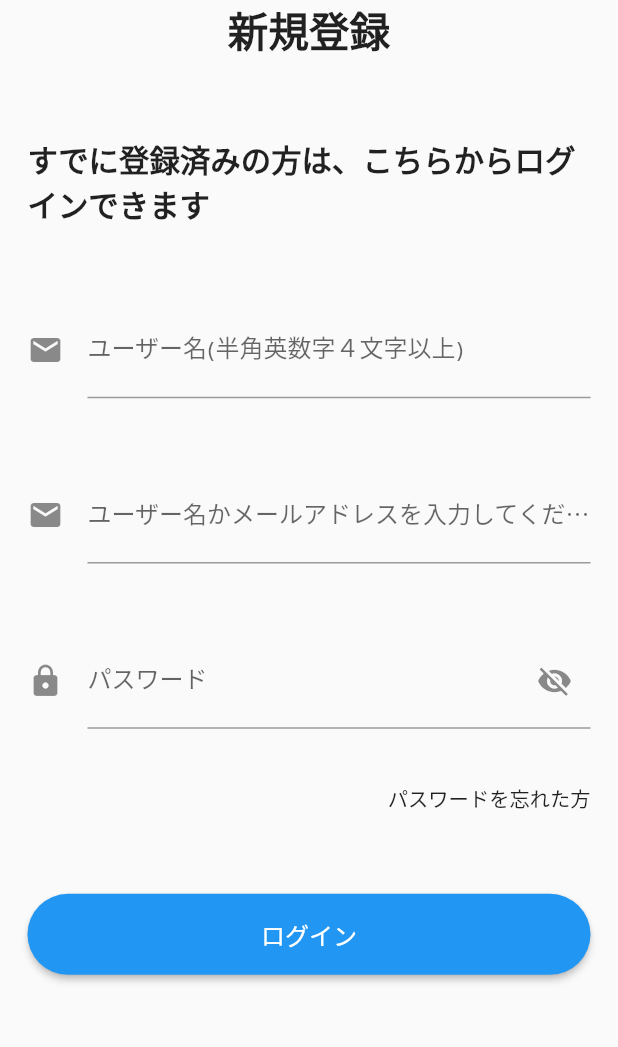
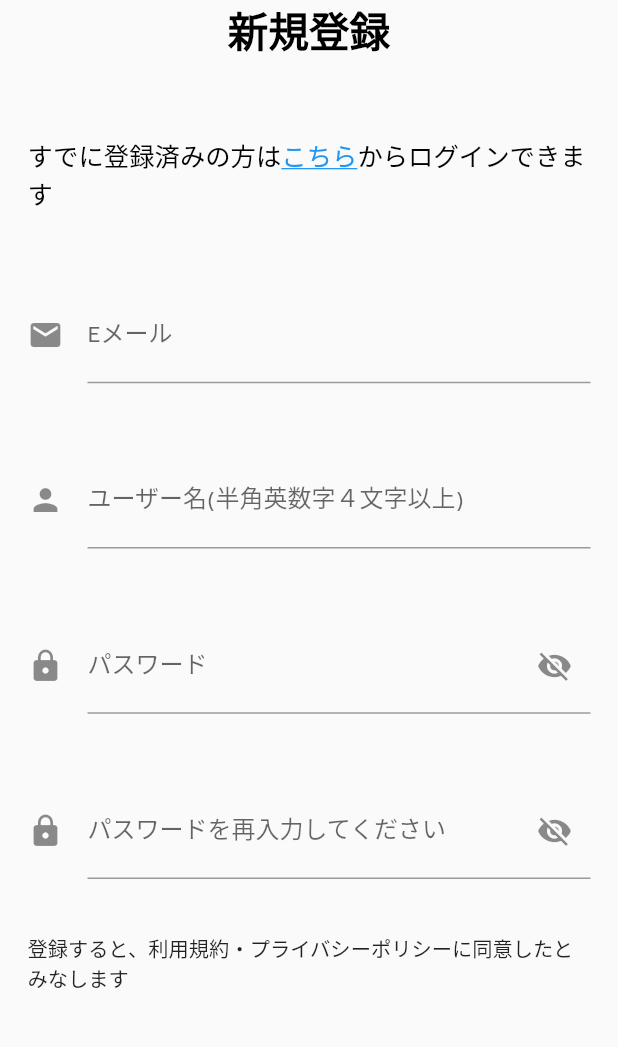
Before and after one commit to dreamDeveloper1203/degime_app, a Flutter app: the RegisterScreen screen opened directly, on a phone screen of 412 x 824 dp, the part 180-1227 px from its top. Run offline on Flutter 3.47's test engine with Material 2 defaults, Android fonts, the phone set to English and light mode, and no system bars; our stand-ins replace dio, flutter_riverpod, flutter_screenutil, fluttertoast, go_router, shared_preferences and 1 more; accounts and stored records are empty.

Commit message:
complete register

```diff
--- a/lib/src/constants/app_styles.dart
+++ b/lib/src/constants/app_styles.dart
@@ -2,16 +2,24 @@ import 'package:flutter/material.dart';
 import 'package:flutter_screenutil/flutter_screenutil.dart';
 
 const Color ColorPrimaryBlack = Color(0x0000000);
+const Color ColorBlue = Colors.blue;
 
 // Main Title Text
 final TitleTextStyle = TextStyle(
     fontFamily: 'FamiljenGrotesk',
     fontWeight: FontWeight.bold,
-    fontSize: 70.sp,
-    color: ColorPrimaryBlack);
+    fontSize: 70.sp);
 
-final MainTilte = TextStyle(fontWeight: FontWeight.w800, fontSize: 80.sp);
+final MainTitle = TextStyle(
+    fontWeight: FontWeight.w800, fontSize: 80.sp, color: Colors.black);
 
-final NormalText = TextStyle(fontWeight: FontWeight.w600, fontSize: 60.sp);
+final NormalText = TextStyle(
+    fontWeight: FontWeight.w400, fontSize: 50.sp, color: Colors.black);
+
+final NormalLinkText = TextStyle(
+    fontWeight: FontWeight.w400,
+    fontSize: 50.sp,
+    color: ColorBlue,
+    decoration: TextDecoration.underline);
 
 final SmallText = TextStyle(fontWeight: FontWeight.w400, fontSize: 40.sp);
--- a/lib/src/features/auth/register_screen.dart
+++ b/lib/src/features/auth/register_screen.dart
@@ -1,3 +1,5 @@
+import 'package:degime_app/src/features/auth/login_screen.dart';
+import 'package:flutter/gestures.dart';
 import 'package:flutter/material.dart';
 
 import 'package:flutter_riverpod/flutter_riverpod.dart';
@@ -10,8 +12,6 @@ import 'package:degime_app/src/routing/app_router.dart';
 import 'package:degime_app/src/constants/app_styles.dart';
 import 'package:degime_app/src/utils/dialogs.dart';
 
-import 'package:degime_app/src/features/home/home_screen.dart';
-
 class RegisterScreen extends ConsumerStatefulWidget {
   const RegisterScreen({Key? key}) : super(key: key);
 
@@ -22,32 +22,38 @@ class RegisterScreen extends ConsumerStatefulWidget {
 class _RegisterScreenState extends ConsumerState<RegisterScreen>
     with EmailAndPasswordValidators {
   final _node = FocusScopeNode();
+  final _usermailController = TextEditingController();
   final _usernameController = TextEditingController();
   final _passwordController = TextEditingController();
+  final _repasswordController = TextEditingController();
+
   bool _isPasswordVisible = false;
+  bool _isRePasswordVisible = false;
 
   String get username => _usernameController.text;
   String get password => _passwordController.text;
+  String get usermail => _usermailController.text;
+  String get repassword => _repasswordController.text;
 
   @override
   void initState() {
     super.initState();
-    getLoginFlag();
   }
 
   @override
   void dispose() {
     // TextEditingControllers should be always disposed.
     _node.dispose();
+    _usermailController.dispose();
     _usernameController.dispose();
     _passwordController.dispose();
+    _repasswordController.dispose();
 
     super.dispose();
   }
 
   void _submit() {
     FocusManager.instance.primaryFocus?.unfocus();
-    showToast('ddd');
     // check username textfield's validation.
     final emailError = emailErrorText(username, context);
     if (emailError != null) {
@@ -61,48 +67,42 @@ class _RegisterScreenState extends ConsumerState<RegisterScreen>
       showToast(pwdError);
       return;
     }
-
     // try to login with input data.
     final controller = ref.read(loginControllerProvider.notifier);
-    controller.doLogin(username, password).then(
+    controller.registerUser(username, password, username).then(
       (value) {
-        // go home only if login success.
-        if (value == true) {
-          showToast("Login Success");
-          context.goNamed(AppRoute.home.name);
-        }
+        showToast("Register Success");
+        context.goNamed(AppRoute.login.name);
       },
     );
   }
 
   void _emailEditingComplete() {
-    if (canSubmitEmail(username)) {
+    if (canSubmitEmail(usermail)) {
+      _node.nextFocus();
+    }
+  }
+
+  void _nameEditingComplete() {
+    if (canSubmitName(username)) {
       _node.nextFocus();
     }
   }
 
   void _passwordEditingComplete() {
-    if (!canSubmitEmail(username)) {
+    if (canSubmitPassword(password)) {
+      _node.nextFocus();
+      _node.nextFocus();
+    }
+  }
+
+  void _repasswordEditingComplete() {
+    if (!canSubmitRePassword(password, repassword)) {
+      _node.previousFocus();
       _node.previousFocus();
       return;
     }
-
-    // i can't understand why this called multiple...
-    //if (ref.watch(loginControllerProvider).isLoading) return;
     _submit();
-  }
-
-  Future<void> getLoginFlag() async {
-    final controller = ref.read(loginControllerProvider.notifier);
-    controller.getLoggedInID();
-    bool data = await controller.isLogin();
-    // if (data) {
-    //   Navigator.push(
-    //       context,
-    //       MaterialPageRoute(
-    //         builder: (context) => const HomeScreen(),
-    //       ));
-    // }
   }
 
   @override
@@ -134,20 +134,36 @@ class _RegisterScreenState extends ConsumerState<RegisterScreen>
                           mainAxisSize: MainAxisSize.min,
                           crossAxisAlignment: CrossAxisAlignment.center,
                           children: <Widget>[
-                            Text('新規登録', style: MainTilte),
+                            Text('新規登録', style: MainTitle),
                             Flexible(flex: 1, child: SizedBox(height: 150.h)),
                             Align(
                               alignment: Alignment.center,
-                              child: Text(
-                                'すでに登録済みの方は、こちらからログインできます',
-                                style: NormalText,
-                              ),
+                              child: RichText(
+                                  text: TextSpan(
+                                      text: 'すでに登録済みの方は',
+                                      style: NormalText,
+                                      children: <TextSpan>[
+                                    TextSpan(
+                                        text: 'こちら',
+                                        style: NormalLinkText,
+                                        recognizer: TapGestureRecognizer()
+                                          ..onTap = () {
+                                            Navigator.push(
+                                                context,
+                                                MaterialPageRoute(
+                                                  builder: (context) =>
+                                                      const LoginScreen(),
+                                                ));
+                                          }),
+                                    TextSpan(
+                                        text: 'からログインできます', style: NormalText)
+                                  ])),
                             ),
                             Flexible(flex: 1, child: SizedBox(height: 150.h)),
                             SizedBox(
                               height: 100,
                               child: TextField(
-                                controller: _usernameController,
+                                controller: _usermailController,
                                 //validator: (username) => emailErrorText(username ?? ''),
                                 autocorrect: false,
                                 textInputAction: TextInputAction.next,
@@ -156,9 +172,9 @@ class _RegisterScreenState extends ConsumerState<RegisterScreen>
                                 onEditingComplete: () =>
                                     _emailEditingComplete(),
                                 decoration: InputDecoration(
-                                    labelText: "ユーザー名(半角英数字４文字以上)",
+                                    labelText: "Eメール",
                                     icon: Icon(Icons.email),
-                                    hintText: "ユーザー名を入力してください",
+                                    hintText: "メールアドレスを入力してください",
                                     border: UnderlineInputBorder()),
                               ),
                             ),
@@ -172,11 +188,10 @@ class _RegisterScreenState extends ConsumerState<RegisterScreen>
                                 textInputAction: TextInputAction.next,
                                 keyboardType: TextInputType.name,
                                 cursorColor: Colors.white,
-                                onEditingComplete: () =>
-                                    _emailEditingComplete(),
+                                onEditingComplete: () => _nameEditingComplete(),
                                 decoration: InputDecoration(
-                                    labelText: "ユーザー名かメールアドレスを入力してください",
-                                    icon: Icon(Icons.email),
+                                    labelText: "ユーザー名(半角英数字４文字以上)",
+                                    icon: Icon(Icons.person),
                                     hintText: "ユーザー名を入力してください",
                                     border: UnderlineInputBorder()),
                               ),
@@ -190,7 +205,7 @@ class _RegisterScreenState extends ConsumerState<RegisterScreen>
                                 //validator: (pwd) => passwordErrorText(pwd ?? ''),
                                 obscureText: !_isPasswordVisible,
                                 autocorrect: false,
-                                textInputAction: TextInputAction.done,
+                                textInputAction: TextInputAction.next,
                                 cursorColor: Colors.white,
                                 onEditingComplete: () =>
                                     _passwordEditingComplete(),
@@ -212,10 +227,41 @@ class _RegisterScreenState extends ConsumerState<RegisterScreen>
                                     border: UnderlineInputBorder()),
                               ),
                             ),
+                            Flexible(flex: 1, child: SizedBox(height: 30.h)),
+                            SizedBox(
+                              height: 100,
+                              child: TextField(
+                                controller: _repasswordController,
+                                keyboardType: TextInputType.visiblePassword,
+                                //validator: (pwd) => passwordErrorText(pwd ?? ''),
+                                obscureText: !_isRePasswordVisible,
+                                autocorrect: false,
+                                textInputAction: TextInputAction.next,
+                                cursorColor: Colors.white,
+                                onEditingComplete: () =>
+                                    _repasswordEditingComplete(),
+                                decoration: InputDecoration(
+                                    labelText: "パスワードを再入力してください",
+                                    icon: Icon(Icons.lock),
+                                    suffixIcon: IconButton(
+                                      icon: _isRePasswordVisible
+                                          ? Icon(Icons.visibility)
+                                          : Icon(Icons.visibility_off),
+                                      onPressed: () {
+                                        setState(() {
+                                          _isRePasswordVisible =
+                                              !_isRePasswordVisible;
+                                        });
+                                      },
+                                    ),
+                                    hintText: "パスワード再入力",
+                                    border: UnderlineInputBorder()),
+                              ),
+                            ),
                             Align(
-                              alignment: Alignment.bottomRight,
+                              alignment: Alignment.center,
                               child: Text(
-                                'パスワードを忘れた方',
+                                '登録すると、利用規約・プライバシーポリシーに同意したとみなします',
                                 style: SmallText,
                               ),
                             ),
@@ -234,14 +280,14 @@ class _RegisterScreenState extends ConsumerState<RegisterScreen>
                                     50.0), // Adjust vertical padding
                               ),
                               child: Text(
-                                'ログイン',
+                                '新規登録',
                                 style: TextStyle(
                                   color: Colors.white, // Text color
                                   fontSize: 16.0, // Text size
                                 ),
                               ),
                             ),
-                            Flexible(flex: 1, child: SizedBox(height: 100.h)),
+                            Flexible(flex: 1, child: SizedBox(height: 300.h)),
                           ]),
                     ),
                   ],
```
Also changed, not shown: lib/src/features/auth/auth_controllers.dart (+10 -0 lines), lib/src/features/auth/auth_repository.dart (+13 -1 lines), lib/src/features/auth/login_screen.dart (+23 -8 lines), lib/src/features/auth/login_validators.dart (+10 -1 lines), lib/src/network/dio_client.dart (+15 -1 lines), lib/src/routing/app_router.dart (+11 -1 lines), assets/images/main_background.png (added).
